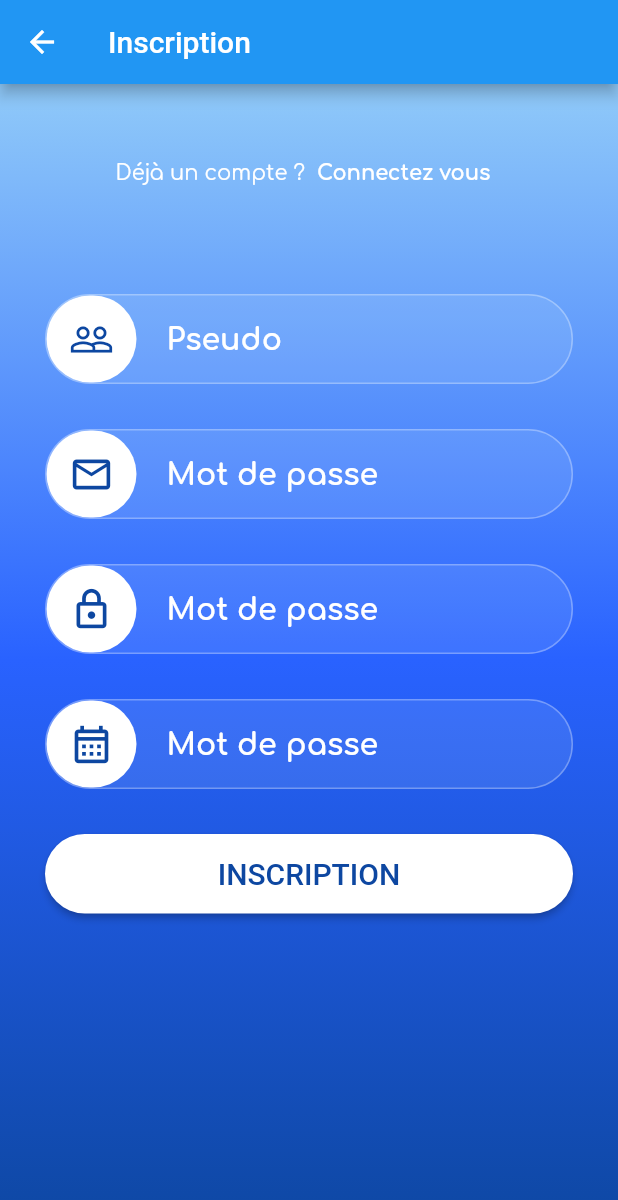
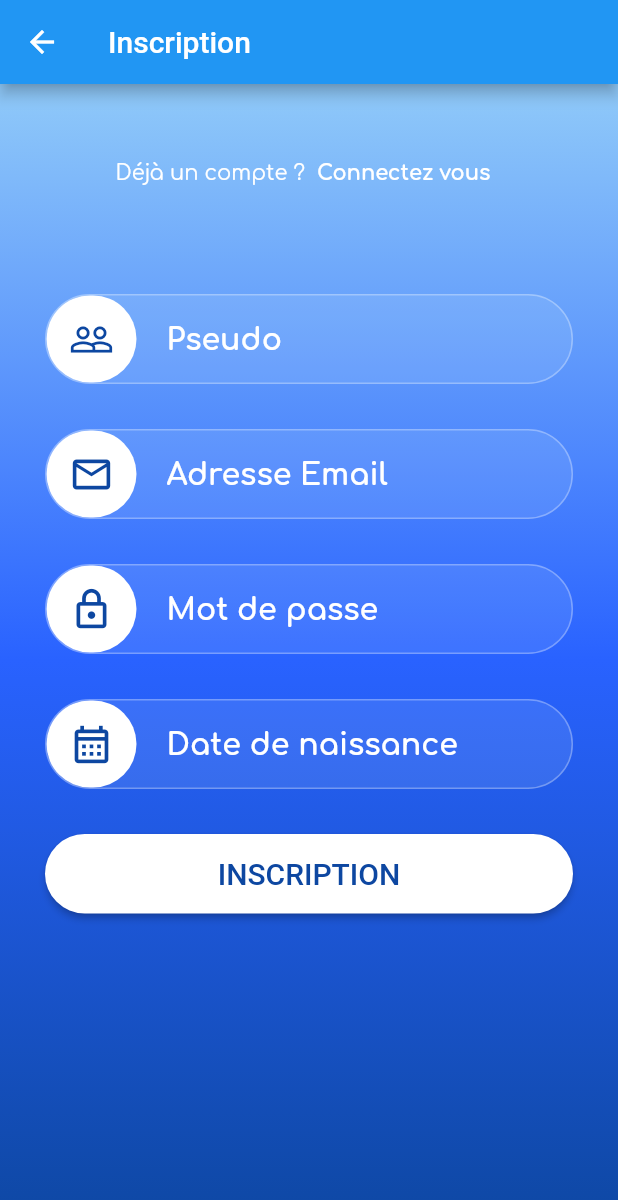
Before and after one commit to IbraZaou/Flutter_Course, a Flutter app: the SignupPage screen opened directly, on a phone screen of 412 x 824 dp. Shown: the top 1200 px of the screen. Run offline on Flutter 3.47's test engine with Material 2 defaults, Android fonts, the phone set to English and light mode, and no system bars; our stand-ins replace google_fonts; network calls fail.

Commit message:
updated mistakes

```diff
--- a/development/login/lib/signup_page.dart
+++ b/development/login/lib/signup_page.dart
@@ -150,7 +150,7 @@ class InputSection extends StatelessWidget {
                         fontWeight: FontWeight.bold),
                     obscureText: false,
                     decoration: InputDecoration(
-                        hintText: 'Mot de passe',
+                        hintText: 'Adresse Email',
                         hintStyle: GoogleFonts.comfortaa(color: Colors.white),
                         border: InputBorder.none),
                   ),
@@ -230,9 +230,9 @@ class InputSection extends StatelessWidget {
                         fontSize: 20,
                         color: Colors.white,
                         fontWeight: FontWeight.bold),
-                    obscureText: true,
+                    obscureText: false,
                     decoration: InputDecoration(
-                        hintText: 'Mot de passe',
+                        hintText: 'Date de naissance',
                         hintStyle: GoogleFonts.comfortaa(color: Colors.white),
                         border: InputBorder.none),
                   ),
```
